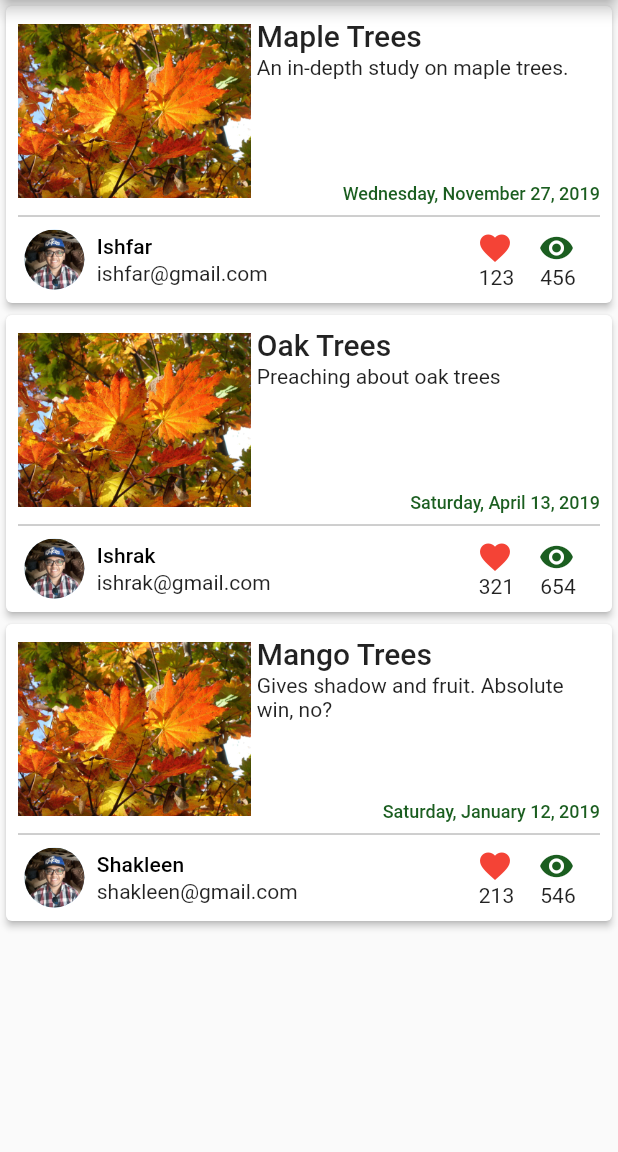
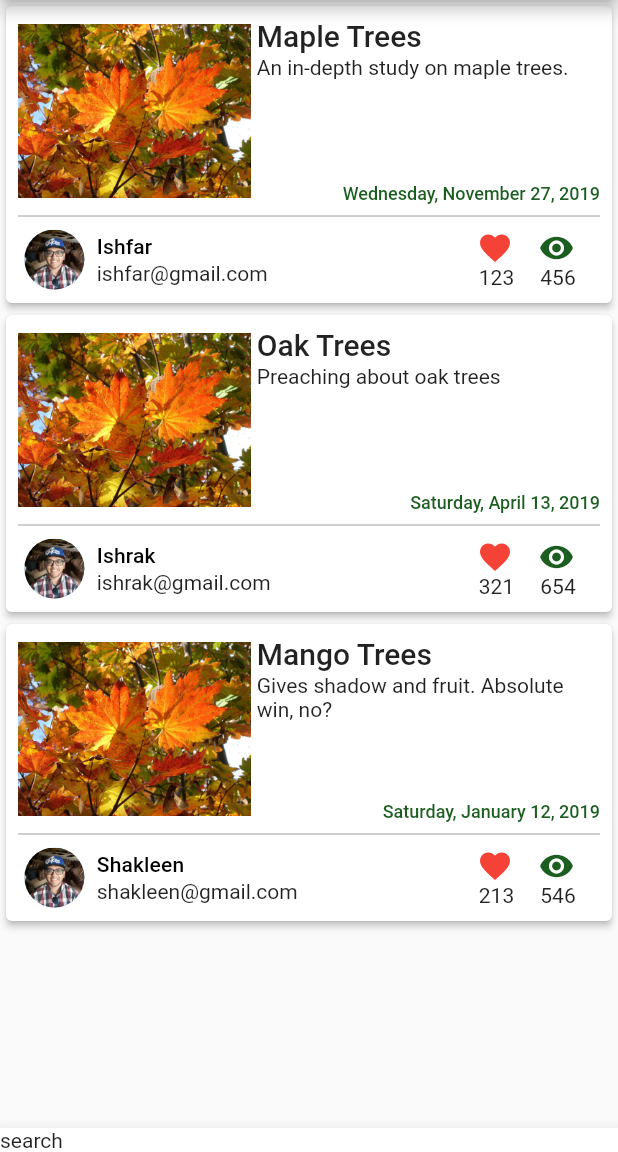
Before and after one commit to mirelasoca/android-app, a Flutter app: the HomePage screen opened directly with empty values, on a phone screen of 412 x 824 dp, the part 84-1236 px from its top. Run offline on Flutter 3.47's test engine with Material 2 defaults, Android fonts, the phone set to English and light mode, and no system bars; our stand-ins replace cached_network_image, cloud_firestore, firebase_auth, firebase_core, firebase_messaging, firebase_storage and 6 more; accounts and stored records are empty.

Commit message:
added bottom app bar

```diff
--- /dev/null
+++ b/musichive/lib/model/bottomAppBarContents.dart
@@ -0,0 +1,11 @@
+
+import 'package:flutter/material.dart';
+class bottommAppBarContents extends StatelessWidget {
+  Widget build (BuildContext context) {
+    return Container(
+      child: Text("search")
+
+    );
+  }
+
+}
--- a/musichive/lib/view/pages/home_page.dart
+++ b/musichive/lib/view/pages/home_page.dart
@@ -4,6 +4,7 @@ import 'dart:io';
 import 'package:flutter/material.dart';
 import 'package:musichive/helper/demo_values.dart';
 import 'package:musichive/view/pages/chatlist.dart';
+import 'package:musichive/model/bottomAppBarContents.dart';
 import 'package:musichive/view/widgets/post_card.dart';
 
 import 'package:firebase_auth/firebase_auth.dart';
@@ -181,7 +182,14 @@ class HomePageState extends State<HomePage> {
             },
           ),
         ],
+
       ),
+      bottomNavigationBar:BottomAppBar(
+        color: Colors.white,
+        child: bottommAppBarContents(),
+      ) ,
+
+
       body: WillPopScope(
       child: ListView.builder(
          itemCount: DemoValues.posts.length,
```
Also changed, not shown: 1 other file.
